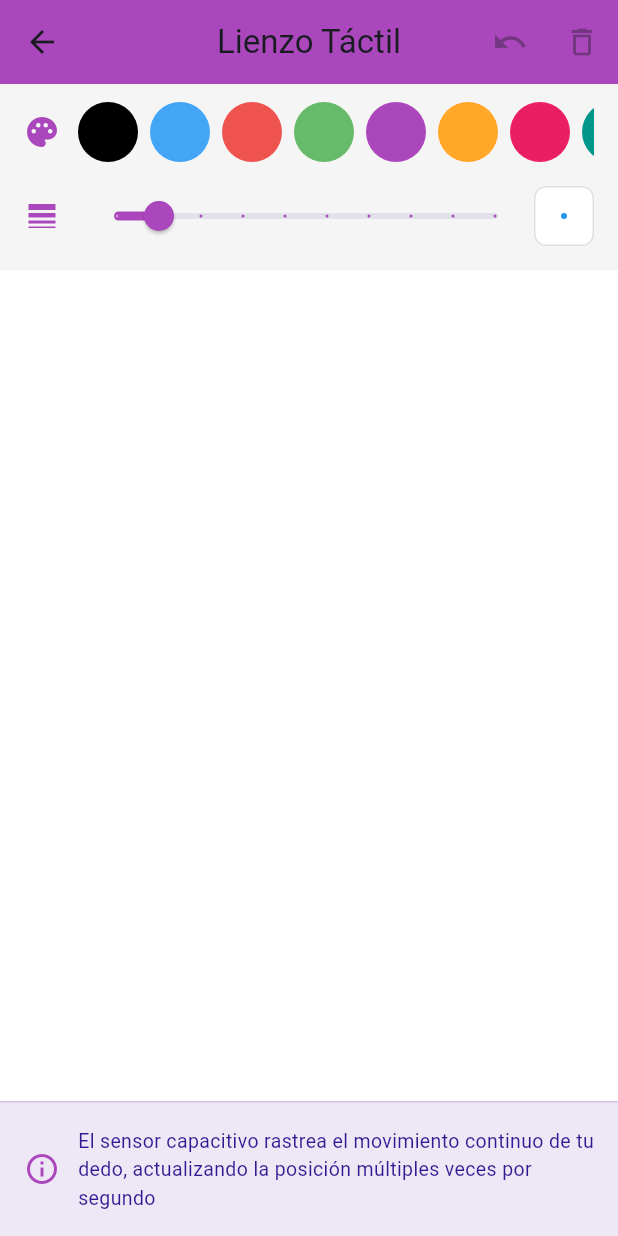
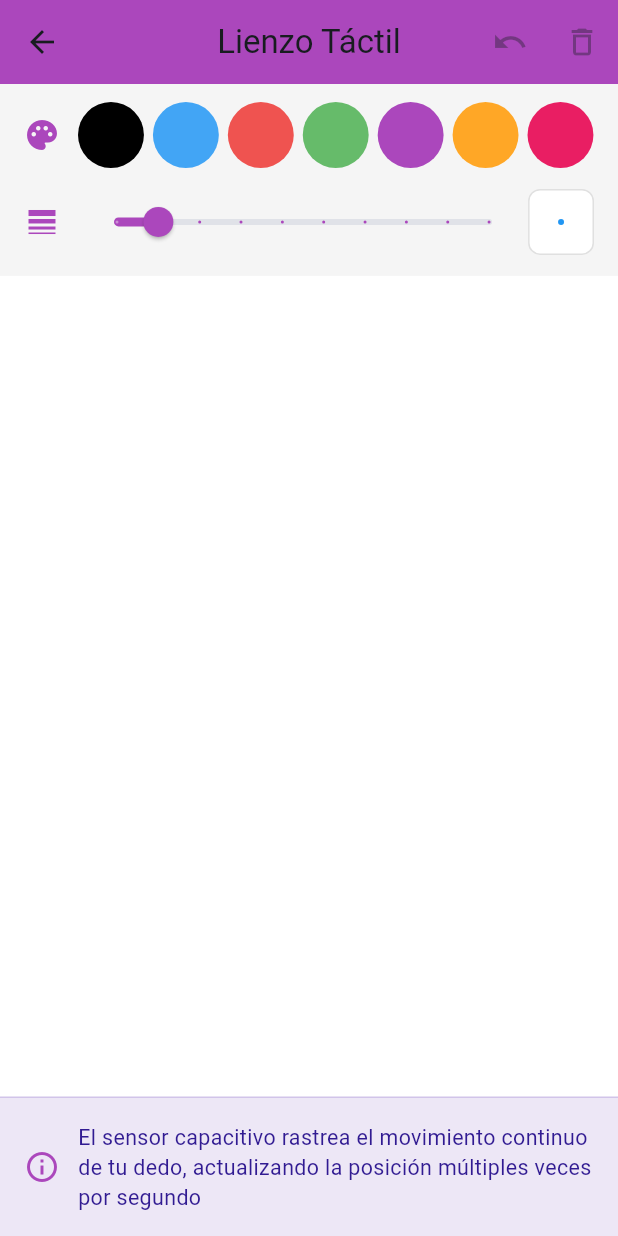
Before and after one commit to JesusC2003/Demo-Sensoria, a Flutter app: the TouchCanvasScreen screen opened directly, on a phone screen of 412 x 824 dp. Run offline on Flutter 3.47's test engine with Material 3 defaults, Android fonts, the phone set to English and light mode, and no system bars; our stand-ins replace vibration.

Commit message:
Eso es todo

```diff
--- a/lib/UI/home/touch_canvas_screen.dart
+++ b/lib/UI/home/touch_canvas_screen.dart
@@ -1,9 +1,10 @@
-// lib/ui/home/touch_canvas_screen.dart
+// lib/UI/home/touch_canvas_screen.dart (VERSIÓN RESPONSIVE)
 import 'package:flutter/material.dart';
 import '../../core/theme/app_theme.dart';
 import '../../core/utils/constants.dart';
+import '../../core/utils/responsive_utils.dart';
 
-/// MODO 3: LIENZO TÁCTIL
+/// MODO 3: LIENZO TÁCTIL (RESPONSIVE)
 class TouchCanvasScreen extends StatefulWidget {
   const TouchCanvasScreen({super.key});
 
@@ -49,17 +50,28 @@ class _TouchCanvasScreenState extends State<TouchCanvasScreen> {
     return Scaffold(
       backgroundColor: Colors.white,
       appBar: AppBar(
-        title: Text(AppConstants.touchCanvasTitle),
+        title: Text(
+          AppConstants.touchCanvasTitle,
+          style: TextStyle(
+            fontSize: ResponsiveUtils.sp(context, 20),
+          ),
+        ),
         backgroundColor: AppTheme.secondaryPurple,
         elevation: 0,
         actions: [
           IconButton(
-            icon: const Icon(Icons.undo),
+            icon: Icon(
+              Icons.undo,
+              size: ResponsiveUtils.getIconSize(context, baseSize: 24),
+            ),
             onPressed: _strokes.isEmpty ? null : _undoLastStroke,
             tooltip: 'Deshacer',
           ),
           IconButton(
-            icon: const Icon(Icons.delete_outline),
+            icon: Icon(
+              Icons.delete_outline,
+              size: ResponsiveUtils.getIconSize(context, baseSize: 24),
+            ),
             onPressed: _strokes.isEmpty ? null : _clearCanvas,
             tooltip: 'Limpiar todo',
           ),
@@ -76,10 +88,12 @@ class _TouchCanvasScreenState extends State<TouchCanvasScreen> {
   }
 
   Widget _buildToolbar() {
+    final padding = ResponsiveUtils.getResponsivePadding(context);
+
     return Container(
-      padding: const EdgeInsets.symmetric(
-        horizontal: AppConstants.defaultPadding,
-        vertical: 12,
+      padding: EdgeInsets.symmetric(
+        horizontal: padding,
+        vertical: ResponsiveUtils.getVerticalSpacing(context),
       ),
       decoration: BoxDecoration(
         color: Colors.grey.shade100,
@@ -94,7 +108,7 @@ class _TouchCanvasScreenState extends State<TouchCanvasScreen> {
       child: Column(
         children: [
           _buildColorPicker(),
-          const SizedBox(height: 12),
+          SizedBox(height: ResponsiveUtils.getVerticalSpacing(context)),
           _buildStrokeWidthSlider(),
         ],
       ),
@@ -102,17 +116,20 @@ class _TouchCanvasScreenState extends State<TouchCanvasScreen> {
   }
 
   Widget _buildColorPicker() {
+    final iconSize = ResponsiveUtils.getIconSize(context, baseSize: 24);
+    final colorSize = ResponsiveUtils.scaleWidth(context, 40);
+
     return Row(
       children: [
         Icon(
           Icons.palette,
           color: AppTheme.secondaryPurple,
-          size: 24,
+          size: iconSize,
         ),
-        const SizedBox(width: 12),
+        SizedBox(width: ResponsiveUtils.getVerticalSpacing(context)),
         Expanded(
           child: SizedBox(
-            height: 40,
+            height: colorSize,
             child: ListView.builder(
               scrollDirection: Axis.horizontal,
               itemCount: _colors.length,
@@ -122,9 +139,11 @@ class _TouchCanvasScreenState extends State<TouchCanvasScreen> {
                 return GestureDetector(
                   onTap: () => setState(() => _selectedColor = color),
                   child: Container(
-                    width: 40,
-                    height: 40,
-                    margin: const EdgeInsets.only(right: 8),
+                    width: colorSize,
+                    height: colorSize,
+                    margin: EdgeInsets.only(
+                      right: ResponsiveUtils.getVerticalSpacing(context, multiplier: 0.5),
+                    ),
                     decoration: BoxDecoration(
                       color: color,
                       shape: BoxShape.circle,
@@ -145,10 +164,10 @@ class _TouchCanvasScreenState extends State<TouchCanvasScreen> {
                           : null,
                     ),
                     child: isSelected
-                        ? const Icon(
+                        ? Icon(
                             Icons.check,
                             color: Colors.white,
-                            size: 20,
+                            size: colorSize * 0.5,
                           )
                         : null,
                   ),
@@ -162,14 +181,17 @@ class _TouchCanvasScreenState extends State<TouchCanvasScreen> {
   }
 
   Widget _buildStrokeWidthSlider() {
+    final iconSize = ResponsiveUtils.getIconSize(context, baseSize: 24);
+    final previewSize = ResponsiveUtils.scaleWidth(context, 40);
+
     return Row(
       children: [
         Icon(
           Icons.line_weight,
           color: AppTheme.secondaryPurple,
-          size: 24,
+          size: iconSize,
         ),
-        const SizedBox(width: 12),
+        SizedBox(width: ResponsiveUtils.getVerticalSpacing(context)),
         Expanded(
           child: Slider(
             value: _strokeWidth,
@@ -182,11 +204,13 @@ class _TouchCanvasScreenState extends State<TouchCanvasScreen> {
           ),
         ),
         Container(
-          width: 40,
-          height: 40,
+          width: previewSize,
+          height: previewSize,
           decoration: BoxDecoration(
             color: Colors.white,
-            borderRadius: BorderRadius.circular(8),
+            borderRadius: BorderRadius.circular(
+              ResponsiveUtils.getBorderRadius(context, small: 6, medium: 8),
+            ),
             border: Border.all(color: Colors.grey.shade300),
           ),
           child: Center(
@@ -242,8 +266,12 @@ class _TouchCanvasScreenState extends State<TouchCanvasScreen> {
   }
 
   Widget _buildInfoFooter() {
+    final padding = ResponsiveUtils.getResponsivePadding(context);
+    final iconSize = ResponsiveUtils.getIconSize(context, baseSize: 24);
+    final textSize = ResponsiveUtils.sp(context, 13);
+
     return Container(
-      padding: const EdgeInsets.all(AppConstants.defaultPadding),
+      padding: EdgeInsets.all(padding),
       decoration: BoxDecoration(
         color: Colors.deepPurple.shade50,
         border: Border(
@@ -258,15 +286,15 @@ class _TouchCanvasScreenState extends State<TouchCanvasScreen> {
           Icon(
             Icons.info_outline,
             color: AppTheme.secondaryPurple,
-            size: 24,
+            size: iconSize,
           ),
-          const SizedBox(width: 12),
+          SizedBox(width: ResponsiveUtils.getVerticalSpacing(context)),
           Expanded(
             child: Text(
               AppConstants.touchCanvasInfo,
               style: TextStyle(
                 color: Colors.deepPurple.shade900,
-                fontSize: 13,
+                fontSize: textSize,
               ),
             ),
           ),
--- /dev/null
+++ b/lib/core/utils/responsive_utils.dart
@@ -0,0 +1,117 @@
+// lib/core/utils/responsive_utils.dart
+import 'package:flutter/material.dart';
+
+/// Utilidades para diseño responsive
+class ResponsiveUtils {
+  /// Obtiene el tamaño de pantalla
+  static Size getScreenSize(BuildContext context) {
+    return MediaQuery.of(context).size;
+  }
+
+  /// Obtiene el ancho de pantalla
+  static double getWidth(BuildContext context) {
+    return MediaQuery.of(context).size.width;
+  }
+
+  /// Obtiene el alto de pantalla
+  static double getHeight(BuildContext context) {
+    return MediaQuery.of(context).size.height;
+  }
+
+  /// Verifica si es un dispositivo pequeño (< 360px)
+  static bool isSmallDevice(BuildContext context) {
+    return getWidth(context) < 360;
+  }
+
+  /// Verifica si es un dispositivo mediano (360-600px)
+  static bool isMediumDevice(BuildContext context) {
+    final width = getWidth(context);
+    return width >= 360 && width < 600;
+  }
+
+  /// Verifica si es una tablet (>= 600px)
+  static bool isTablet(BuildContext context) {
+    return getWidth(context) >= 600;
+  }
+
+  /// Obtiene padding responsive basado en el tamaño de pantalla
+  static double getResponsivePadding(BuildContext context, {
+    double small = 12.0,
+    double medium = 16.0,
+    double large = 24.0,
+  }) {
+    if (isSmallDevice(context)) return small;
+    if (isTablet(context)) return large;
+    return medium;
+  }
+
+  /// Obtiene tamaño de fuente responsive
+  static double getResponsiveFontSize(BuildContext context, {
+    double small = 12.0,
+    double medium = 14.0,
+    double large = 16.0,
+  }) {
+    if (isSmallDevice(context)) return small;
+    if (isTablet(context)) return large;
+    return medium;
+  }
+
+  /// Escala un valor basado en el ancho de pantalla
+  /// Usa 375 como baseline (iPhone SE / tamaño común)
+  static double scaleWidth(BuildContext context, double size) {
+    final width = getWidth(context);
+    return (size * width) / 375;
+  }
+
+  /// Escala un valor basado en el alto de pantalla
+  /// Usa 667 como baseline
+  static double scaleHeight(BuildContext context, double size) {
+    final height = getHeight(context);
+    return (size * height) / 667;
+  }
+
+  /// Obtiene un tamaño de icono responsive
+  static double getIconSize(BuildContext context, {
+    double baseSize = 24.0,
+  }) {
+    if (isSmallDevice(context)) return baseSize * 0.9;
+    if (isTablet(context)) return baseSize * 1.3;
+    return baseSize;
+  }
+
+  /// Obtiene el radio de borde responsive
+  static double getBorderRadius(BuildContext context, {
+    double small = 12.0,
+    double medium = 16.0,
+    double large = 20.0,
+  }) {
+    if (isSmallDevice(context)) return small;
+    if (isTablet(context)) return large;
+    return medium;
+  }
+
+  /// Calcula el espacio vertical entre elementos
+  static double getVerticalSpacing(BuildContext context, {
+    double multiplier = 1.0,
+  }) {
+    if (isSmallDevice(context)) return 8.0 * multiplier;
+    if (isTablet(context)) return 16.0 * multiplier;
+    return 12.0 * multiplier;
+  }
+
+  /// Obtiene márgenes seguros
+  static EdgeInsets getSafeAreaPadding(BuildContext context) {
+    return MediaQuery.of(context).padding;
+  }
+
+  /// Verifica si el dispositivo está en orientación horizontal
+  static bool isLandscape(BuildContext context) {
+    return MediaQuery.of(context).orientation == Orientation.landscape;
+  }
+
+  /// Obtiene un valor escalado proporcionalmente
+  static double sp(BuildContext context, double size) {
+    final width = getWidth(context);
+    return size * (width / 375);
+  }
+}
```
